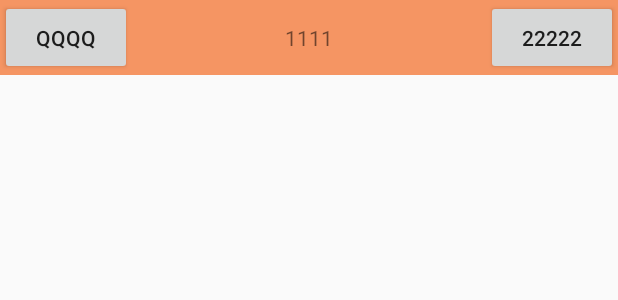
After one commit to QiuYuChenME/UtilsApp_QM, an Android app: the layout activity_customview.xml on its own in the app's theme, with its tools: preview values and no code run, on a phone screen of 412 x 824 dp. The commit adds this screen. Shown: the top 300 px of the screen. Run offline under Robolectric (Android 15) with nearby library versions, the phone set to English and light mode, and no system bars.

Commit message:
自定义组件lib
简单的自定义title

```diff
--- a/app/build.gradle
+++ b/app/build.gradle
@@ -42,4 +42,5 @@ dependencies {
     compile project(':xfvoicelibrary')
     compile project(':sanforvpnconnlib')
     compile project(':ndklib')
+    compile project(':customview_qmlibrary')
 }
--- a/app/src/main/java/com/hanling/utilsapp/UtilsActivity.java
+++ b/app/src/main/java/com/hanling/utilsapp/UtilsActivity.java
@@ -24,6 +24,7 @@ import com.hanling.utilsapp.MVPdemo.view.MVPLoginTestActivity;
 import com.hanling.utilsapp.bean.TestBean;
 import com.hanling.utilsapp.utils.Constant;
 import com.hanling.xfvoicelibrary.XFLibVoiceActivity;
+import com.qm.customview_qmlibrary.CustomviewActivity;
 import com.qm.ndklib.NDKActivity;
 import com.qm.sanforvpnconnlib.SanforConnActivity;
 import com.sangfor.ssl.IVpnDelegate;
@@ -137,7 +138,8 @@ public class UtilsActivity extends AppCompatActivity
             Intent i = new Intent(this, NDKActivity.class);
             startActivity(i);
         } else if (id == R.id.nav_send) {
-
+            Intent i = new Intent(this, CustomviewActivity.class);
+            startActivity(i);
         }
 
         DrawerLayout drawer = (DrawerLayout) findViewById(R.id.drawer_layout);
--- a/app/src/main/res/menu/activity_utils_drawer.xml
+++ b/app/src/main/res/menu/activity_utils_drawer.xml
@@ -29,7 +29,7 @@
             <item
                 android:id="@+id/nav_send"
                 android:icon="@drawable/ic_menu_send"
-                android:title="Send" />
+                android:title="自定义view" />
         </menu>
     </item>
 
--- /dev/null
+++ b/customview_qmlibrary/src/main/java/com/qm/customview_qmlibrary/TopBar.java
@@ -0,0 +1,71 @@
+package com.qm.customview_qmlibrary;
+
+import android.content.Context;
+import android.content.res.TypedArray;
+import android.graphics.drawable.Drawable;
+import android.util.AttributeSet;
+import android.view.Gravity;
+import android.view.ViewGroup;
+import android.widget.Button;
+import android.widget.RelativeLayout;
+import android.widget.TextView;
+
+import java.security.PrivateKey;
+
+/**
+ * Created by XueYang on 2017/6/27.
+ */
+
+public class TopBar extends RelativeLayout {
+    private Button right_btn,left_btn;
+    private TextView title_tv;
+
+    private float titleTextSize;
+    private int titleTextColor;
+    private String title;
+
+    private String leftText;
+
+    private String rightText;
+
+    private LayoutParams leftParams,rightParams,centerParams;
+    public TopBar(Context context, AttributeSet attrs) {
+        super(context, attrs);
+        TypedArray ta = context.obtainStyledAttributes(attrs,R.styleable.TopBar);
+
+        titleTextColor = ta.getColor(R.styleable.TopBar_titleTextColor,0);
+        title = ta.getString(R.styleable.TopBar_title);
+        titleTextSize =ta.getDimension(R.styleable.TopBar_titleTextSize,0);
+
+        leftText = ta.getString(R.styleable.TopBar_leftText);
+
+        rightText = ta.getString(R.styleable.TopBar_rightText);
+
+        ta.recycle();
+
+        left_btn = new Button(context);
+        left_btn.setText(leftText);
+
+        right_btn = new Button(context);
+        right_btn.setText(rightText);
+
+        title_tv = new TextView(context);
+        title_tv.setBackgroundColor(titleTextColor);
+        title_tv.setText(title);
+        title_tv.setGravity(Gravity.CENTER);
+
+        leftParams = new LayoutParams(ViewGroup.LayoutParams.WRAP_CONTENT, ViewGroup.LayoutParams.MATCH_PARENT);
+        leftParams.addRule(RelativeLayout.ALIGN_PARENT_LEFT,TRUE);
+        addView(left_btn,leftParams);
+
+        rightParams = new LayoutParams(ViewGroup.LayoutParams.WRAP_CONTENT, ViewGroup.LayoutParams.MATCH_PARENT);
+        rightParams.addRule(RelativeLayout.ALIGN_PARENT_RIGHT,TRUE);
+        addView(right_btn,rightParams);
+        setBackgroundColor(0XFFF59563);
+
+        centerParams = new LayoutParams(ViewGroup.LayoutParams.WRAP_CONTENT, ViewGroup.LayoutParams.MATCH_PARENT);
+        centerParams.addRule(RelativeLayout.CENTER_IN_PARENT,TRUE);
+        addView(title_tv,centerParams);
+    }
+
+}
--- /dev/null
+++ b/customview_qmlibrary/src/main/res/layout/activity_customview.xml
@@ -0,0 +1,16 @@
+<?xml version="1.0" encoding="utf-8"?>
+<RelativeLayout xmlns:android="http://schemas.android.com/apk/res/android"
+    xmlns:app="http://schemas.android.com/apk/res-auto"
+    xmlns:tools="http://schemas.android.com/tools"
+    android:id="@+id/activity_customview"
+    android:layout_width="match_parent"
+    android:layout_height="match_parent"
+    tools:context="com.qm.customview_qmlibrary.CustomviewActivity">
+<com.qm.customview_qmlibrary.TopBar
+    android:layout_width="match_parent"
+    android:layout_height="50dp"
+    app:leftText="qqqq"
+    app:title="1111"
+    app:rightText="22222"
+    />
+</RelativeLayout>
--- /dev/null
+++ b/customview_qmlibrary/src/main/res/values-w820dp/dimens.xml
@@ -0,0 +1,6 @@
+<resources>
+    <!-- Example customization of dimensions originally defined in res/values/dimens.xml
+         (such as screen margins) for screens with more than 820dp of available width. This
+         would include 7" and 10" devices in landscape (~960dp and ~1280dp respectively). -->
+    <dimen name="activity_horizontal_margin">64dp</dimen>
+</resources>
--- /dev/null
+++ b/customview_qmlibrary/src/main/res/values/dimens.xml
@@ -0,0 +1,5 @@
+<resources>
+    <!-- Default screen margins, per the Android Design guidelines. -->
+    <dimen name="activity_horizontal_margin">16dp</dimen>
+    <dimen name="activity_vertical_margin">16dp</dimen>
+</resources>
--- /dev/null
+++ b/customview_qmlibrary/src/main/res/values/strings.xml
@@ -0,0 +1,3 @@
+<resources>
+    <string name="app_name">CustomView_QMLibrary</string>
+</resources>
--- a/dialognormallib/src/main/res/values/strings.xml
+++ /dev/null
@@ -1,3 +0,0 @@
-<resources>
-    <string name="app_name">DialogNormalLib</string>
-</resources>
--- a/ndklib/src/main/java/com/qm/ndklib/NDKActivity.java
+++ b/ndklib/src/main/java/com/qm/ndklib/NDKActivity.java
@@ -12,5 +12,7 @@ public class NDKActivity extends AppCompatActivity {
         setContentView(R.layout.activity_ndk);
         tv_ndk = (TextView) findViewById(R.id.tv_ndk);
         tv_ndk.setText(JniTest.getPackname(new Object()));
+
+
     }
 }
--- a/settings.gradle
+++ b/settings.gradle
@@ -1 +1 @@
-include ':app', ':mlibrary', ':xfvoicelibrary', ':sanforvpnconnlib', ':ndklib'
+include ':app', ':mlibrary', ':xfvoicelibrary', ':sanforvpnconnlib', ':ndklib', ':customview_qmlibrary'
```
Also changed, not shown: customview_qmlibrary/build.gradle (renamed from dialognormallib/build.gradle, +4 -4 lines), customview_qmlibrary/src/main/AndroidManifest.xml (added, +12 -0 lines), customview_qmlibrary/src/main/java/com/qm/customview_qmlibrary/CustomviewActivity.java (added, +13 -0 lines), customview_qmlibrary/src/main/res/values/atts.xml (added, +11 -0 lines), dialognormallib/src/main/AndroidManifest.xml (deleted, +0 -9 lines), 8 other files.
